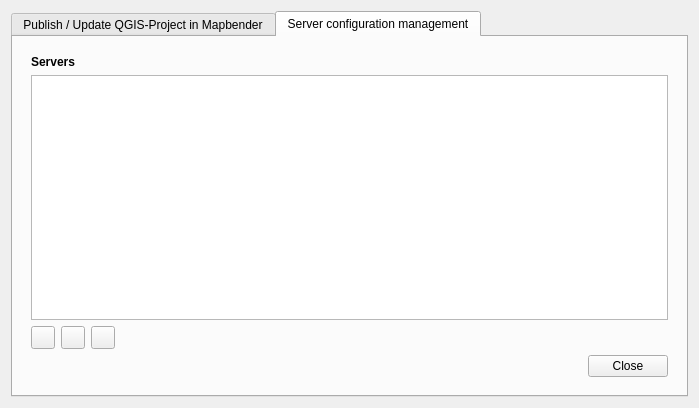
This is mapbender_plugin/dialogs/ui/main_dialog.ui in WhereGroup/QGIS2Mapbender as Qt 5 draws it before an edit. The edited form follows.
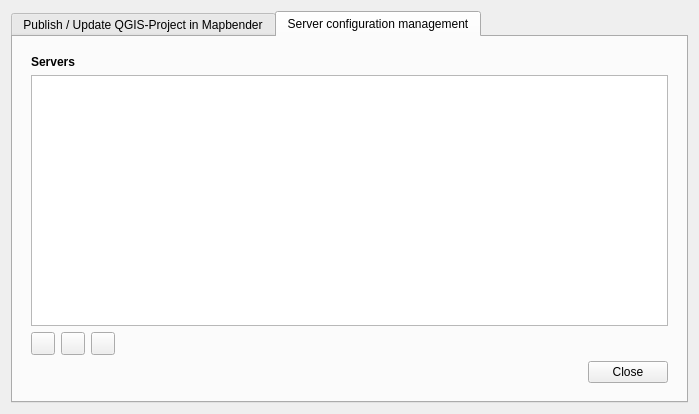
This is the edited form. The open tabs and pages were chosen to show the change. Icons and pictures are not drawn.

What changed in the file:
```diff
--- a/mapbender_plugin/dialogs/ui/main_dialog.ui
+++ b/mapbender_plugin/dialogs/ui/main_dialog.ui
@@ -7,7 +7,7 @@
     <x>0</x>
     <y>0</y>
     <width>699</width>
-    <height>408</height>
+    <height>414</height>
    </rect>
   </property>
   <property name="sizePolicy">
```
Left out of the diff: 2 changed lines with no effect on the pictures.
